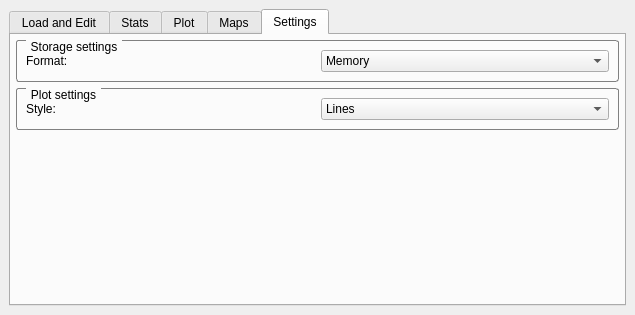
Above: safecast_dockwidget_base.ui from OpenBfS/qgis-radiation-toolbox-plugin before the change. Below: the same form after it.
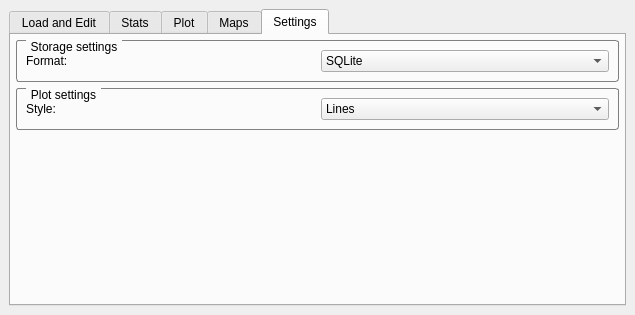
That is the form after the change. The open tabs and pages were chosen to show the change. Icons and pictures are not drawn.

Commit message: change default storage format to SQLite, see #1

```diff
--- a/safecast_dockwidget_base.ui
+++ b/safecast_dockwidget_base.ui
@@ -345,7 +345,7 @@
             <widget class="QComboBox" name="storageCombo">
              <item>
               <property name="text">
-               <string>Memory</string>
+               <string>SQLite</string>
               </property>
              </item>
              <item>
```
Left out of the diff: 2 changed lines with no effect on the pictures. The commit also changes 1 other file.
